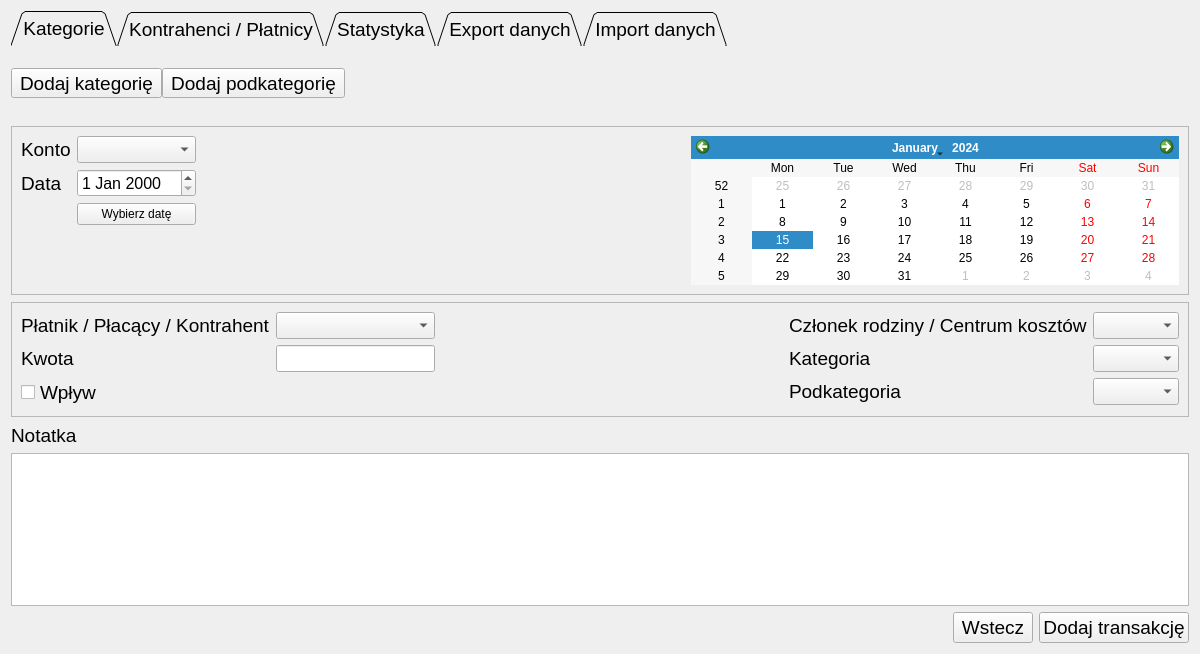
This is income_and_expense/incomesandexpenses_form.ui in Barto-Paja/GLMoney as Qt 5 draws it before an edit. The edited form follows.
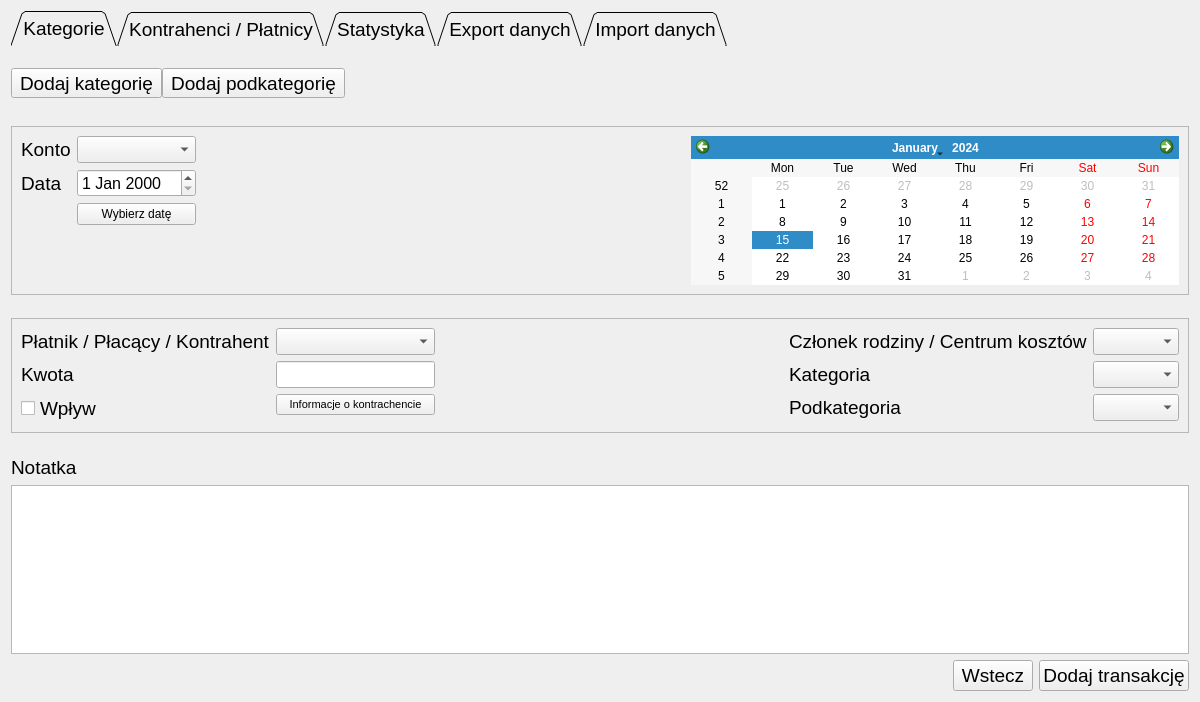
This is the edited form. The open tabs and pages were chosen to show the change. Icons and pictures are not drawn.

```diff
--- a/income_and_expense/incomesandexpenses_form.ui
+++ b/income_and_expense/incomesandexpenses_form.ui
@@ -7,7 +7,7 @@
     <x>0</x>
     <y>0</y>
     <width>1200</width>
-    <height>654</height>
+    <height>702</height>
    </rect>
   </property>
   <property name="sizePolicy">
@@ -668,13 +668,12 @@
             <property name="font">
              <font>
               <pointsize>12</pointsize>
-              <weight>75</weight>
               <bold>true</bold>
              </font>
             </property>
            </widget>
           </item>
-          <item row="2" column="0" colspan="2">
+          <item row="2" column="0">
            <widget class="QCheckBox" name="checkBox_isIncome">
             <property name="font">
              <font>
@@ -686,6 +685,13 @@
             </property>
            </widget>
           </item>
+          <item row="2" column="1">
+           <widget class="QPushButton" name="pushButton_editPayee">
+            <property name="text">
+             <string>Informacje o kontrachencie</string>
+            </property>
+           </widget>
+          </item>
          </layout>
         </item>
         <item>
```
Left out of the diff: 27 changed lines with no effect on the pictures.
